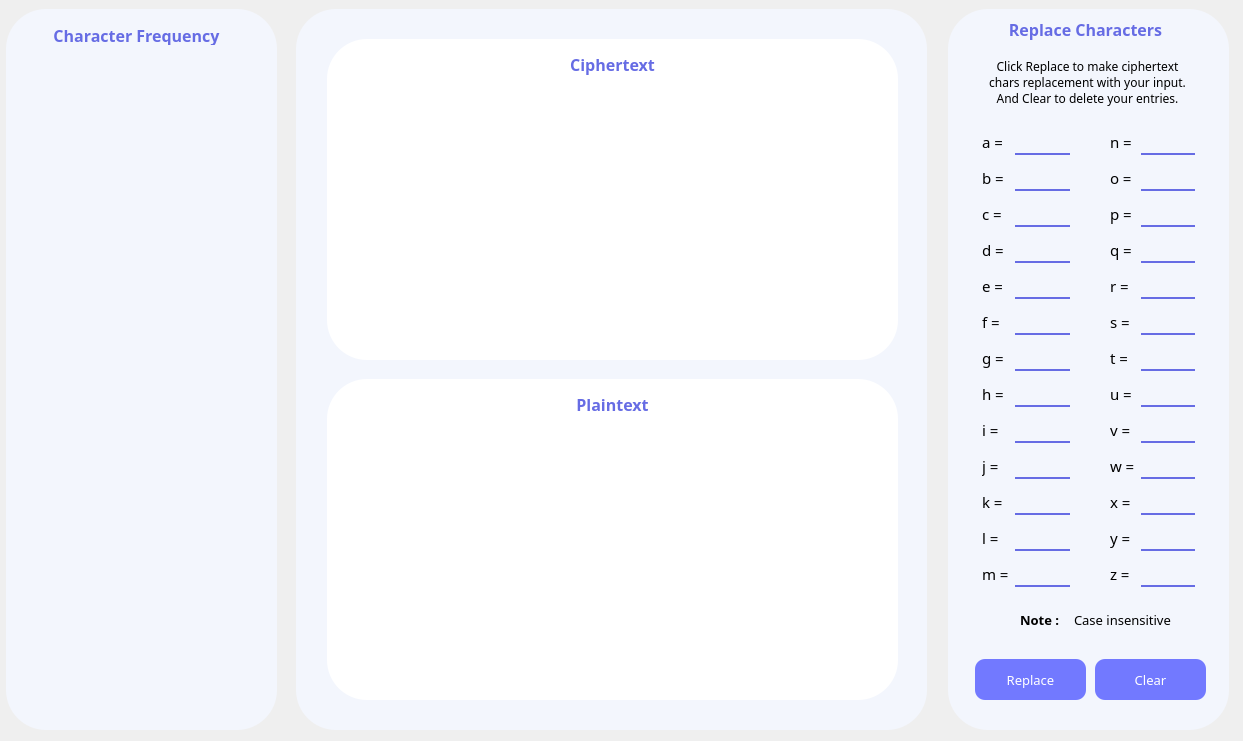
meokisama/MonoalphabeticCipher, file widget.ui: the form before one commit.
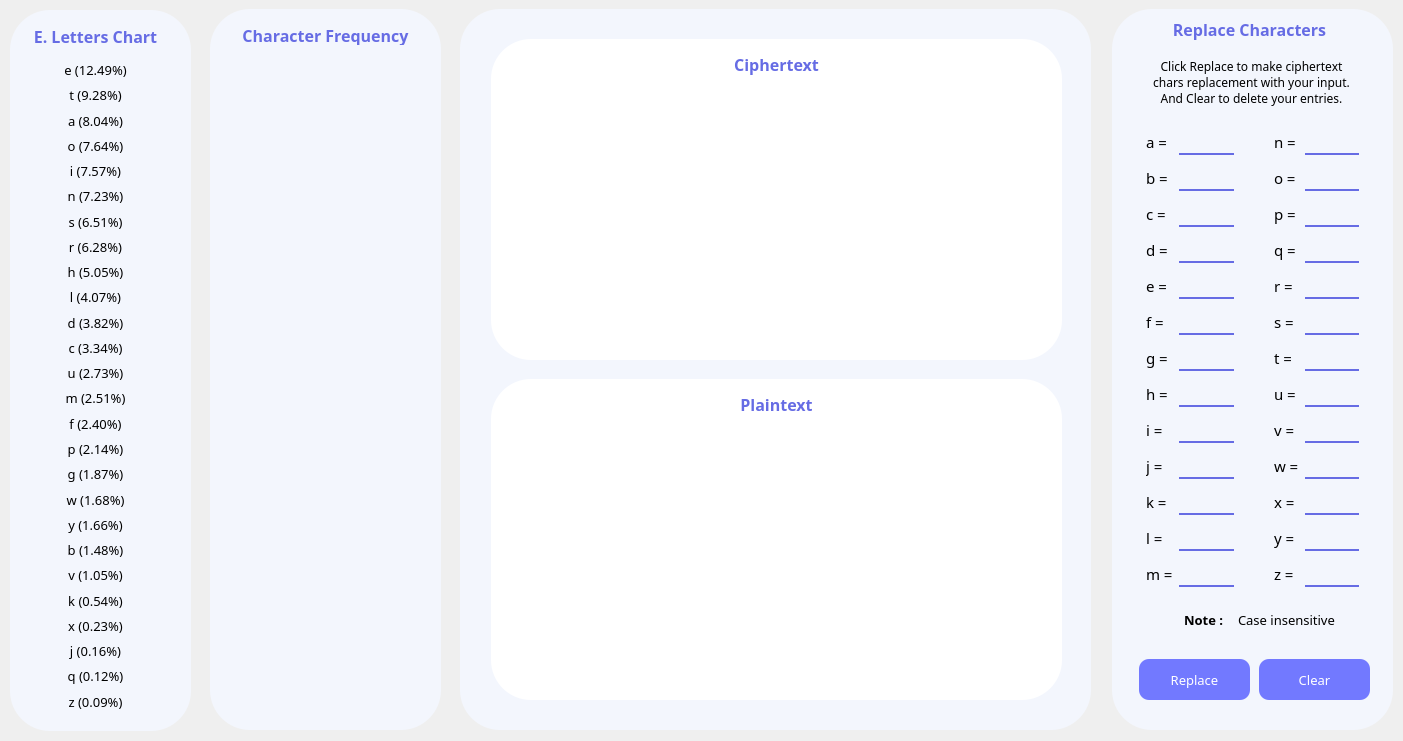
The form after the commit. Icons and pictures are not drawn.

Commit message: Add E. Letters and fix some bugs

What changed in the file:
```diff
--- a/widget.ui
+++ b/widget.ui
@@ -6,7 +6,7 @@
    <rect>
     <x>0</x>
     <y>0</y>
-    <width>1243</width>
+    <width>1403</width>
     <height>741</height>
    </rect>
   </property>
@@ -20,7 +20,7 @@
   <widget class="QFrame" name="main">
    <property name="geometry">
     <rect>
-     <x>296</x>
+     <x>460</x>
      <y>9</y>
      <width>631</width>
      <height>721</height>
@@ -171,9 +171,9 @@
   <widget class="QFrame" name="letterChart">
    <property name="geometry">
     <rect>
-     <x>6</x>
+     <x>210</x>
      <y>9</y>
-     <width>271</width>
+     <width>231</width>
      <height>721</height>
     </rect>
    </property>
@@ -190,7 +190,7 @@
    <widget class="QLabel" name="label">
     <property name="geometry">
      <rect>
-      <x>35</x>
+      <x>20</x>
       <y>16</y>
       <width>191</width>
       <height>20</height>
@@ -219,10 +219,10 @@
    <widget class="QWidget" name="layoutWidget">
     <property name="geometry">
      <rect>
-      <x>35</x>
+      <x>20</x>
       <y>50</y>
       <width>191</width>
-      <height>661</height>
+      <height>651</height>
      </rect>
     </property>
     <layout class="QVBoxLayout" name="verticalLayout">
@@ -648,7 +648,7 @@
   <widget class="QPushButton" name="btnClose">
    <property name="geometry">
     <rect>
-     <x>279</x>
+     <x>443</x>
      <y>10</y>
      <width>16</width>
      <height>16</height>
@@ -671,7 +671,7 @@
   <widget class="QFrame" name="frame">
    <property name="geometry">
     <rect>
-     <x>948</x>
+     <x>1112</x>
      <y>9</y>
      <width>281</width>
      <height>721</height>
@@ -1760,7 +1760,7 @@
   <widget class="QPushButton" name="btnMinimize">
    <property name="geometry">
     <rect>
-     <x>930</x>
+     <x>1094</x>
      <y>10</y>
      <width>16</width>
      <height>16</height>
@@ -1780,6 +1780,515 @@
      <normaloff>:/img/img/minimize.svg</normaloff>:/img/img/minimize.svg</iconset>
    </property>
   </widget>
+  <widget class="QFrame" name="letterChart_2">
+   <property name="geometry">
+    <rect>
+     <x>10</x>
+     <y>10</y>
+     <width>181</width>
+     <height>721</height>
+    </rect>
+   </property>
+   <property name="styleSheet">
+    <string notr="true">background-color: rgb(243, 246, 253);
+border-radius: 40px;</string>
+   </property>
+   <property name="frameShape">
+    <enum>QFrame::StyledPanel</enum>
+   </property>
+   <property name="frameShadow">
+    <enum>QFrame::Raised</enum>
+   </property>
+   <widget class="QLabel" name="label_34">
+    <property name="geometry">
+     <rect>
+      <x>20</x>
+      <y>16</y>
+      <width>131</width>
+      <height>20</height>
+     </rect>
+    </property>
+    <property name="font">
+     <font>
+      <family>Poppins SemiBold</family>
+      <pointsize>12</pointsize>
+      <bold>true</bold>
+     </font>
+    </property>
+    <property name="styleSheet">
+     <string notr="true">color: rgb(102, 108, 228);</string>
+    </property>
+    <property name="text">
+     <string>E. Letters Chart</string>
+    </property>
+    <property name="scaledContents">
+     <bool>false</bool>
+    </property>
+    <property name="alignment">
+     <set>Qt::AlignCenter</set>
+    </property>
+   </widget>
+   <widget class="QWidget" name="layoutWidget_5">
+    <property name="geometry">
+     <rect>
+      <x>20</x>
+      <y>50</y>
+      <width>131</width>
+      <height>651</height>
+     </rect>
+    </property>
+    <layout class="QVBoxLayout" name="verticalLayout_2">
+     <item>
+      <widget class="QLabel" name="la_2">
+       <property name="font">
+        <font>
+         <family>Poppins</family>
+         <pointsize>10</pointsize>
+        </font>
+       </property>
+       <property name="text">
+        <string>e (12.49%)</string>
+       </property>
+       <property name="alignment">
+        <set>Qt::AlignCenter</set>
+       </property>
+      </widget>
+     </item>
+     <item>
+      <widget class="QLabel" name="lb_2">
+       <property name="font">
+        <font>
+         <family>Poppins</family>
+         <pointsize>10</pointsize>
+        </font>
+       </property>
+       <property name="text">
+        <string>t (9.28%)</string>
+       </property>
+       <property name="alignment">
+        <set>Qt::AlignCenter</set>
+       </property>
+      </widget>
+     </item>
+     <item>
+      <widget class="QLabel" name="lc_2">
+       <property name="font">
+        <font>
+         <family>Poppins</family>
+         <pointsize>10</pointsize>
+        </font>
+       </property>
+       <property name="text">
+        <string>a (8.04%)</string>
+       </property>
+       <property name="alignment">
+        <set>Qt::AlignCenter</set>
+       </property>
+      </widget>
+     </item>
+     <item>
+      <widget class="QLabel" name="ld_2">
+       <property name="font">
+        <font>
+         <family>Poppins</family>
+         <pointsize>10</pointsize>
+        </font>
+       </property>
+       <property name="text">
+        <string>o (7.64%)</string>
+       </property>
+       <property name="alignment">
+        <set>Qt::AlignCenter</set>
+       </property>
+      </widget>
+     </item>
+     <item>
+      <widget class="QLabel" name="le_2">
+       <property name="font">
+        <font>
+         <family>Poppins</family>
+         <pointsize>10</pointsize>
+        </font>
+       </property>
+       <property name="text">
+        <string>i (7.57%)</string>
+       </property>
+       <property name="alignment">
+        <set>Qt::AlignCenter</set>
+       </property>
+      </widget>
+     </item>
+     <item>
+      <widget class="QLabel" name="lf_2">
+       <property name="font">
+        <font>
+         <family>Poppins</family>
+         <pointsize>10</pointsize>
+        </font>
+       </property>
+       <property name="text">
+        <string>n (7.23%)</string>
+       </property>
+       <property name="alignment">
+        <set>Qt::AlignCenter</set>
+       </property>
+      </widget>
+     </item>
+     <item>
+      <widget class="QLabel" name="lg_2">
+       <property name="font">
+        <font>
+         <family>Poppins</family>
+         <pointsize>10</pointsize>
+        </font>
+       </property>
+       <property name="text">
+        <string>s (6.51%)</string>
+       </property>
+       <property name="alignment">
+        <set>Qt::AlignCenter</set>
+       </property>
+      </widget>
+     </item>
+     <item>
+      <widget class="QLabel" name="lh_2">
+       <property name="font">
+        <font>
+         <family>Poppins</family>
+         <pointsize>10</pointsize>
+        </font>
+       </property>
+       <property name="text">
+        <string>r (6.28%)</string>
+       </property>
+       <property name="alignment">
+        <set>Qt::AlignCenter</set>
+       </property>
+      </widget>
+     </item>
+     <item>
+      <widget class="QLabel" name="li_2">
+       <property name="font">
+        <font>
+         <family>Poppins</family>
+         <pointsize>10</pointsize>
+        </font>
+       </property>
+       <property name="text">
+        <string>h (5.05%)</string>
+       </property>
+       <property name="alignment">
+        <set>Qt::AlignCenter</set>
+       </property>
+      </widget>
+     </item>
+     <item>
+      <widget class="QLabel" name="lj_2">
+       <property name="font">
+        <font>
+         <family>Poppins</family>
+         <pointsize>10</pointsize>
+        </font>
+       </property>
+       <property name="text">
+        <string>l (4.07%)</string>
+       </property>
+       <property name="alignment">
+        <set>Qt::AlignCenter</set>
+       </property>
+      </widget>
+     </item>
+     <item>
+      <widget class="QLabel" name="lk_2">
+       <property name="font">
+        <font>
+         <family>Poppins</family>
+         <pointsize>10</pointsize>
+        </font>
+       </property>
+       <property name="text">
+        <string>d (3.82%)</string>
+       </property>
+       <property name="alignment">
+        <set>Qt::AlignCenter</set>
+       </property>
+      </widget>
+     </item>
+     <item>
+      <widget class="QLabel" name="ll_2">
+       <property name="font">
+        <font>
+         <family>Poppins</family>
+         <pointsize>10</pointsize>
+        </font>
+       </property>
+       <property name="text">
+        <string>c (3.34%)</string>
+       </property>
+       <property name="alignment">
+        <set>Qt::AlignCenter</set>
+       </property>
+      </widget>
+     </item>
+     <item>
+      <widget class="QLabel" name="lm_2">
+       <property name="font">
+        <font>
+         <family>Poppins</family>
+         <pointsize>10</pointsize>
+        </font>
+       </property>
+       <property name="text">
+        <string>u (2.73%)</string>
+       </property>
+       <property name="alignment">
+        <set>Qt::AlignCenter</set>
+       </property>
+      </widget>
+     </item>
+     <item>
+      <widget class="QLabel" name="ln_2">
+       <property name="font">
+        <font>
+         <family>Poppins</family>
+         <pointsize>10</pointsize>
+        </font>
+       </property>
+       <property name="text">
+        <string>m (2.51%)</string>
+       </property>
+       <property name="alignment">
+        <set>Qt::AlignCenter</set>
+       </property>
+      </widget>
+     </item>
+     <item>
+      <widget class="QLabel" name="lo_2">
+       <property name="font">
+        <font>
+         <family>Poppins</family>
+         <pointsize>10</pointsize>
+        </font>
+       </property>
+       <property name="text">
+        <string>f (2.40%)</string>
+       </property>
+       <property name="alignment">
+        <set>Qt::AlignCenter</set>
+       </property>
+      </widget>
+     </item>
+     <item>
+      <widget class="QLabel" name="lp_2">
+       <property name="font">
+        <font>
+         <family>Poppins</family>
+         <pointsize>10</pointsize>
+        </font>
+       </property>
+       <property name="text">
+        <string>p (2.14%)</string>
+       </property>
+       <property name="alignment">
+        <set>Qt::AlignCenter</set>
+       </property>
+      </widget>
+     </item>
+     <item>
+      <widget class="QLabel" name="lq_2">
+       <property name="font">
+        <font>
+         <family>Poppins</family>
+         <pointsize>10</pointsize>
+        </font>
+       </property>
+       <property name="text">
+        <string>g (1.87%)</string>
+       </property>
+       <property name="alignment">
+        <set>Qt::AlignCenter</set>
+       </property>
+      </widget>
+     </item>
+     <item>
+      <widget class="QLabel" name="lr_2">
+       <property name="font">
+        <font>
+         <family>Poppins</family>
+         <pointsize>10</pointsize>
+        </font>
+       </property>
+       <property name="text">
+        <string>w (1.68%)</string>
+       </property>
+       <property name="alignment">
+        <set>Qt::AlignCenter</set>
+       </property>
+      </widget>
+     </item>
+     <item>
+      <widget class="QLabel" name="ls_2">
+       <property name="font">
+        <font>
+         <family>Poppins</family>
+         <pointsize>10</pointsize>
+        </font>
+       </property>
+       <property name="text">
+        <string>y (1.66%)</string>
+       </property>
+       <property name="alignment">
+        <set>Qt::AlignCenter</set>
+       </property>
+      </widget>
+     </item>
+     <item>
+      <widget class="QLabel" name="lt_2">
+       <property name="font">
+        <font>
+         <family>Poppins</family>
+         <pointsize>10</pointsize>
+        </font>
+       </property>
+       <property name="text">
+        <string>b (1.48%)</string>
+       </property>
+       <property name="alignment">
+        <set>Qt::AlignCenter</set>
+       </property>
+      </widget>
+     </item>
+     <item>
+      <widget class="QLabel" name="lu_2">
+       <property name="font">
+        <font>
+         <family>Poppins</family>
+         <pointsize>10</pointsize>
+        </font>
+       </property>
+       <property name="text">
+        <string>v (1.05%)</string>
+       </property>
+       <property name="alignment">
+        <set>Qt::AlignCenter</set>
+       </property>
+      </widget>
+     </item>
+     <item>
+      <widget class="QLabel" name="lv_2">
+       <property name="font">
+        <font>
+         <family>Poppins</family>
+         <pointsize>10</pointsize>
+        </font>
+       </property>
+       <property name="text">
+        <string>k (0.54%)</string>
+       </property>
+       <property name="alignment">
+        <set>Qt::AlignCenter</set>
+       </property>
+      </widget>
+     </item>
+     <item>
+      <widget class="QLabel" name="lw_2">
+       <property name="font">
+        <font>
+         <family>Poppins</family>
+         <pointsize>10</pointsize>
+        </font>
+       </property>
+       <property name="text">
+        <string>x (0.23%)</string>
+       </property>
+       <property name="alignment">
+        <set>Qt::AlignCenter</set>
+       </property>
+      </widget>
+     </item>
+     <item>
+      <widget class="QLabel" name="lx_2">
+       <property name="font">
+        <font>
+         <family>Poppins</family>
+         <pointsize>10</pointsize>
+        </font>
+       </property>
+       <property name="text">
+        <string>j (0.16%)</string>
+       </property>
+       <property name="alignment">
+        <set>Qt::AlignCenter</set>
+       </property>
+      </widget>
+     </item>
+     <item>
+      <widget class="QLabel" name="ly_2">
+       <property name="font">
+        <font>
+         <family>Poppins</family>
+         <pointsize>10</pointsize>
+        </font>
+       </property>
+       <property name="text">
+        <string>q (0.12%)</string>
+       </property>
+       <property name="alignment">
+        <set>Qt::AlignCenter</set>
+       </property>
+      </widget>
+     </item>
+     <item>
+      <widget class="QLabel" name="lz_2">
+       <property name="font">
+        <font>
+         <family>Poppins</family>
+         <pointsize>10</pointsize>
+        </font>
+       </property>
+       <property name="text">
+        <string>z (0.09%)</string>
+       </property>
+       <property name="alignment">
+        <set>Qt::AlignCenter</set>
+       </property>
+      </widget>
+     </item>
+    </layout>
+   </widget>
+  </widget>
+  <widget class="QPushButton" name="btnInfo">
+   <property name="geometry">
+    <rect>
+     <x>190</x>
+     <y>9</y>
+     <width>20</width>
+     <height>20</height>
+    </rect>
+   </property>
+   <property name="cursor">
+    <cursorShape>PointingHandCursor</cursorShape>
+   </property>
+   <property name="toolTip">
+    <string>Cryptography - Phoenix Legion</string>
+   </property>
+   <property name="styleSheet">
+    <string notr="true">border-radius: 10px;</string>
+   </property>
+   <property name="text">
+    <string/>
+   </property>
+   <property name="icon">
+    <iconset resource="images.qrc">
+     <normaloff>:/img/img/info.svg</normaloff>:/img/img/info.svg</iconset>
+   </property>
+   <property name="iconSize">
+    <size>
+     <width>20</width>
+     <height>20</height>
+    </size>
+   </property>
+  </widget>
  </widget>
  <resources>
   <include location="images.qrc"/>
```
Left out of the diff: 3 changed lines with no effect on the pictures. The commit also changes 5 other files.
